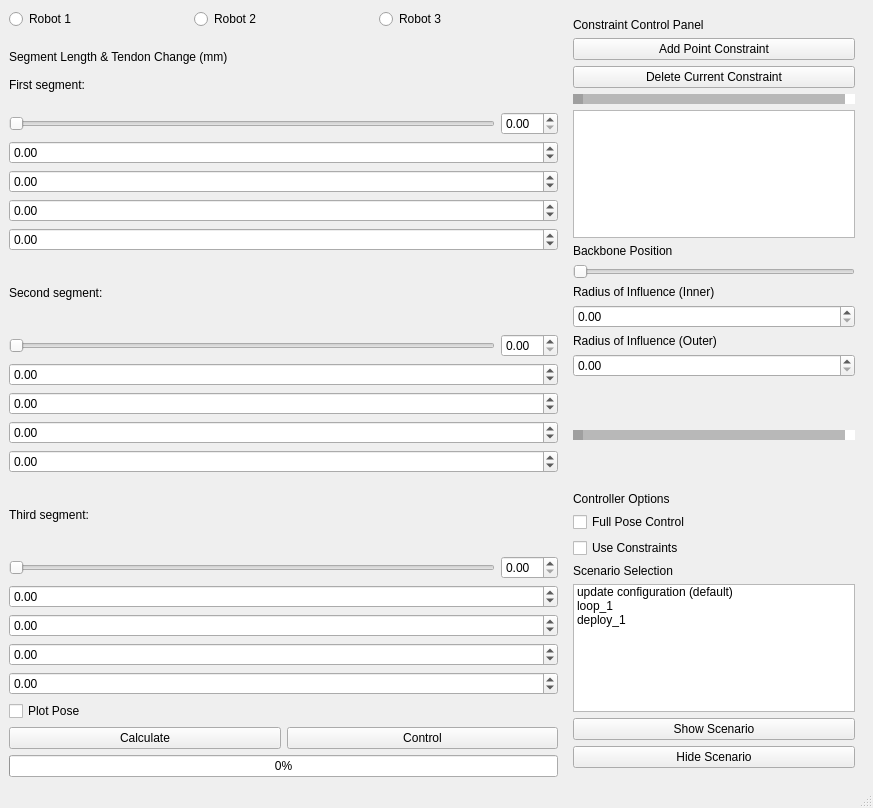
Before: the Qt Designer form mainwindow.ui in jeremyxu1998/TDCR_Simulator, drawn with Qt 5.
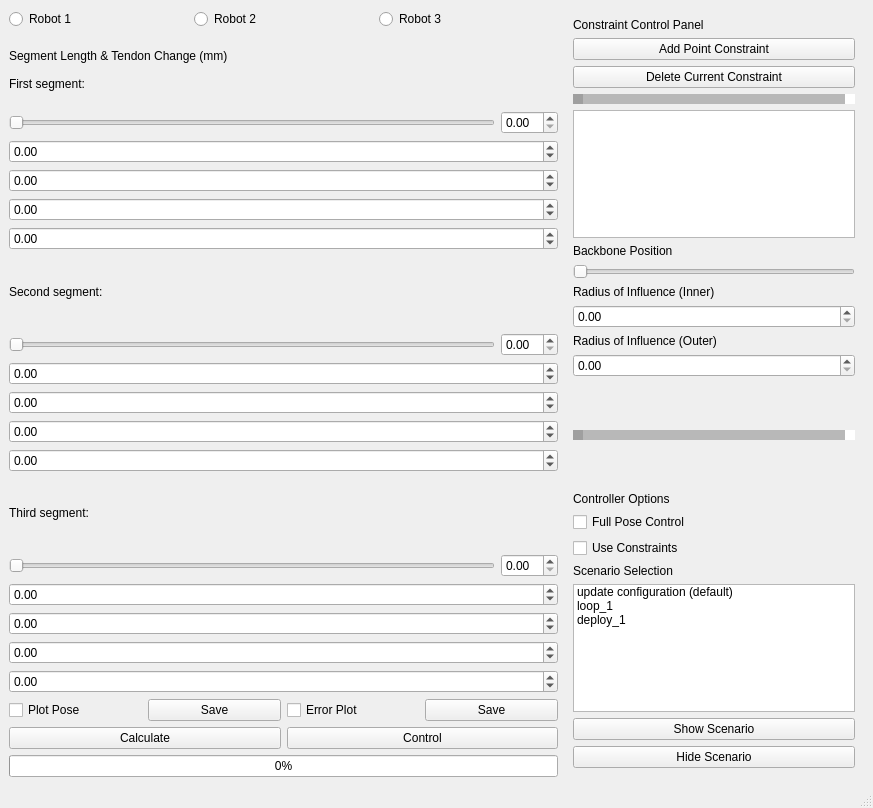
After: the same form once the commit is applied.

Commit message: stashing constraint pose changes

Diff of the .ui file:
```diff
--- a/mainwindow.ui
+++ b/mainwindow.ui
@@ -212,11 +212,36 @@
          </widget>
         </item>
         <item>
+         <layout class="QHBoxLayout" name="plotterLayout">
+          <item>
          <widget class="QCheckBox" name="posePlotCheckBox">
           <property name="text">
            <string>Plot Pose</string>
           </property>
          </widget>
+          </item>
+          <item>
+           <widget class="QPushButton" name="posePlotSaveButton">
+            <property name="text">
+             <string>Save</string>
+            </property>
+           </widget>
+          </item>
+          <item>
+           <widget class="QCheckBox" name="errPlotCheckBox">
+            <property name="text">
+             <string>Error Plot</string>
+            </property>
+           </widget>
+          </item>
+          <item>
+           <widget class="QPushButton" name="errPlotSaveButton">
+            <property name="text">
+             <string>Save</string>
+            </property>
+           </widget>
+          </item>
+         </layout>
         </item>
         <item>
          <layout class="QHBoxLayout" name="updateLayout">
```
Lines whose indentation alone changed are shown as unchanged. The commit also changes 7 other files.
